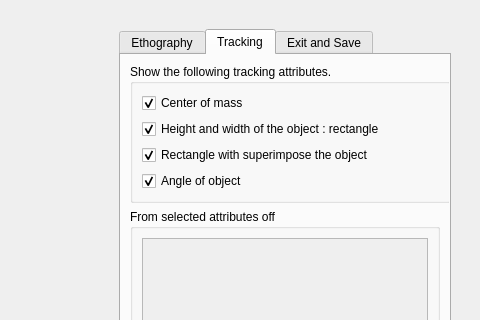
Qt form src/telaetografiaproce.ui (EthoWatcher/ethowatcher) before a commit; both pictures show x 725 to 1205 and y 0 to 320 of the 1205 by 747 pixel window.
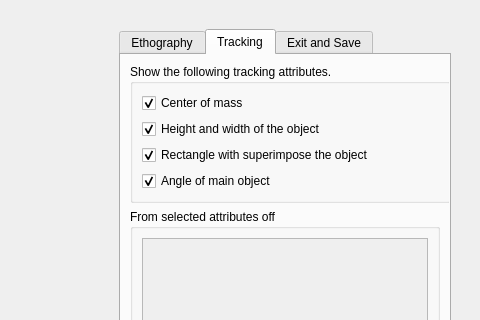
The same form after that commit. The open tabs and pages were chosen to show the change. Icons and pictures are not drawn.

The edit to the form file:
```diff
--- a/src/telaetografiaproce.ui
+++ b/src/telaetografiaproce.ui
@@ -1565,7 +1565,7 @@
                  <item>
                   <widget class="QCheckBox" name="chbAltLarg">
                    <property name="text">
-                    <string>Height and width of the object : rectangle</string>
+                    <string>Height and width of the object</string>
                    </property>
                    <property name="checked">
                     <bool>true</bool>
@@ -1585,7 +1585,7 @@
                  <item>
                   <widget class="QCheckBox" name="chbAngulo">
                    <property name="text">
-                    <string>Angle of object</string>
+                    <string>Angle of main object</string>
                    </property>
                    <property name="checked">
                     <bool>true</bool>
```
Left out of the diff: 2 changed lines with no effect on the pictures.
